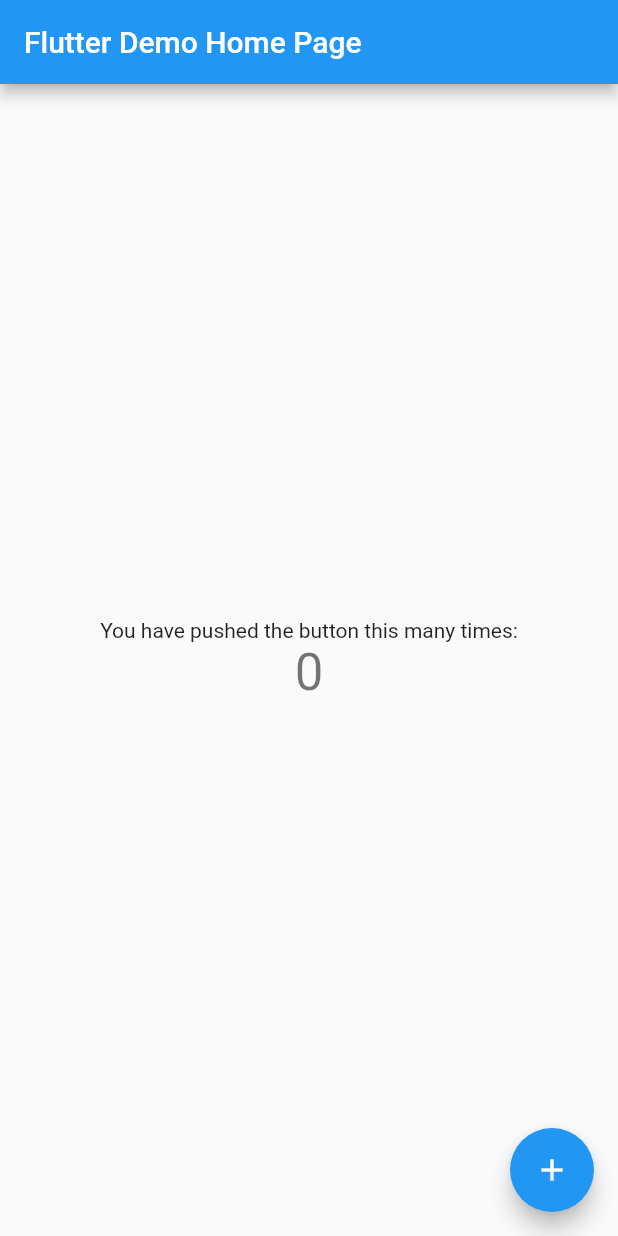
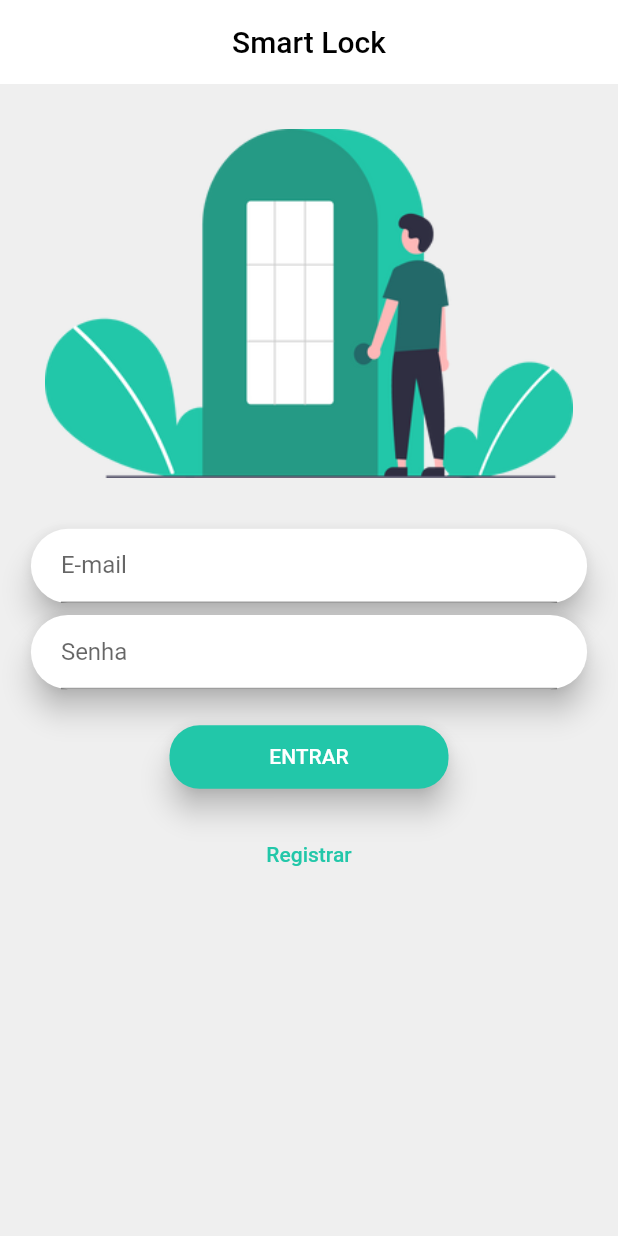
Before and after one commit to LucianoContri/AplicativoSmartLock-ProjetoTCC, a Flutter app: the screen it shows after launch, on a phone screen of 412 x 824 dp. Run offline on Flutter 3.47's test engine with Material 2 defaults, Android fonts, the phone set to English and light mode, and no system bars.

Commit message:
Adicionado tela e sistema de autenticação com o firebase

```diff
--- /dev/null
+++ b/smartlock/lib/components/AuthForm.dart
@@ -0,0 +1,210 @@
+import 'package:flutter/material.dart';
+import 'package:provider/provider.dart';
+import 'package:smartlock/exceptions/AuthException.dart';
+import 'package:smartlock/models/Auth.dart';
+
+enum AuthMode { Signup, Login }
+
+class AuthForm extends StatefulWidget {
+  const AuthForm({Key? key}) : super(key: key);
+
+  @override
+  State<AuthForm> createState() => _AuthFormState();
+}
+
+class _AuthFormState extends State<AuthForm> {
+  final _passwordController = TextEditingController();
+  final _formKeyEmail = GlobalKey<FormState>();
+  final _formKeyPassword = GlobalKey<FormState>();
+  final _formKeyConfirm = GlobalKey<FormState>();
+  bool _isLoading = false;
+  AuthMode _authMode = AuthMode.Login;
+  Map<String, String> _AuthData = {
+    'email': '',
+    'password': '',
+  };
+
+  bool _isLogin() => _authMode == AuthMode.Login;
+  bool _isSignup() => _authMode == AuthMode.Signup;
+
+  void _SwitchAuthMode() {
+    setState(() {
+      if (_isLogin()) {
+        _authMode = AuthMode.Signup;
+      } else {
+        _authMode = AuthMode.Login;
+      }
+    });
+  }
+
+  void _showErrorDialog(String mensagem) {
+    showDialog(
+      context: context,
+      builder: (ctx) => AlertDialog(
+        title: Text(''),
+        content: Text(mensagem),
+        actions: [
+          TextButton(
+            onPressed: () => Navigator.of(context).pop(),
+            child: Text('Fechar'),
+          )
+        ],
+      ),
+    );
+  }
+
+  Future<void> _submit() async {
+    final isEmailValid = _formKeyEmail.currentState?.validate() ?? false;
+    final isPasswordValid = _formKeyPassword.currentState?.validate() ?? false;
+    final isConfirmValid = _formKeyConfirm.currentState?.validate() ?? false;
+
+    final isValidLogin = isEmailValid && isPasswordValid;
+    final isValidSignup = isConfirmValid && isEmailValid && isPasswordValid;
+
+    setState(() => _isLoading = true);
+
+    _formKeyEmail.currentState?.save();
+    _formKeyPassword.currentState?.save();
+    _formKeyConfirm.currentState?.save();
+    Auth auth = Provider.of(context, listen: false);
+
+    try {
+      if (_isLogin() && isValidLogin) {
+        await auth.login(
+          _AuthData['email']!,
+          _AuthData['password']!,
+        );
+      } else if (_isSignup() && isValidSignup) {
+        await auth.signup(
+          _AuthData['email']!,
+          _AuthData['password']!,
+        );
+      }
+    } on AuthException catch (error) {
+      _showErrorDialog(error.toString());
+    } catch (error) {
+      _showErrorDialog('Ocorreu um erro, é a vida!');
+    }
+
+    setState(() => _isLoading = false);
+  }
+
+  @override
+  Widget build(BuildContext context) {
+    final deviceSize = MediaQuery.of(context).size;
+
+    return Column(
+      children: [
+        Card(
+          elevation: 8,
+          shape:
+              RoundedRectangleBorder(borderRadius: BorderRadius.circular(25)),
+          child: Form(
+            key: _formKeyEmail,
+            child: Container(
+              height: deviceSize.width * 0.12,
+              width: deviceSize.width * 0.90,
+              padding: const EdgeInsets.fromLTRB(20, 0, 20, 0),
+              child: TextFormField(
+                decoration: InputDecoration(labelText: 'E-mail'),
+                keyboardType: TextInputType.emailAddress,
+                onSaved: (email) => _AuthData['email'] = email ?? '',
+                validator: (_email) {
+                  final email = _email ?? '';
+                  if (email.trim().isEmpty || !email.contains('@')) {
+                    return 'E-mail inválido';
+                  }
+                  return null;
+                },
+              ),
+            ),
+          ),
+        ),
+        Card(
+          elevation: 8,
+          shape:
+              RoundedRectangleBorder(borderRadius: BorderRadius.circular(25)),
+          child: Form(
+            key: _formKeyPassword,
+            child: Container(
+              height: deviceSize.width * 0.12,
+              width: deviceSize.width * 0.90,
+              padding: const EdgeInsets.fromLTRB(20, 0, 20, 0),
+              child: TextFormField(
+                  decoration: InputDecoration(labelText: 'Senha'),
+                  keyboardType: TextInputType.emailAddress,
+                  obscureText: true,
+                  controller: _passwordController,
+                  onSaved: (senha) => _AuthData['password'] = senha ?? '',
+                  validator: (_password) {
+                    final password = _password ?? '';
+                    if (password.isEmpty || password.length < 5) {
+                      return 'informe uma senha válida';
+                    }
+                    return null;
+                  }),
+            ),
+          ),
+        ),
+        if (_isSignup())
+          Card(
+            elevation: 8,
+            shape:
+                RoundedRectangleBorder(borderRadius: BorderRadius.circular(25)),
+            child: Form(
+              key: _formKeyConfirm,
+              child: Container(
+                height: deviceSize.width * 0.12,
+                width: deviceSize.width * 0.90,
+                padding: const EdgeInsets.fromLTRB(20, 0, 0, 0),
+                child: TextFormField(
+                  decoration: InputDecoration(labelText: 'Confirmar Senha'),
+                  keyboardType: TextInputType.emailAddress,
+                  obscureText: true,
+                  validator: _isLogin()
+                      ? null
+                      : (_password) {
+                          final password = _password ?? '';
+                          if (password != _passwordController.text) {
+                            return "Senhas informadas não correspondem";
+                          }
+                          return null;
+                        },
+                ),
+              ),
+            ),
+          ),
+        if (_isLoading)
+          const Padding(
+            padding: EdgeInsets.fromLTRB(0, 40, 0, 0),
+            child: CircularProgressIndicator(),
+          )
+        else
+          Container(
+            height: deviceSize.width * 0.20,
+            width: deviceSize.width * 0.50,
+            padding: const EdgeInsets.symmetric(
+              horizontal: 10,
+              vertical: 20,
+            ),
+            child: ElevatedButton(
+              onPressed: _submit,
+              child: Text(
+                _authMode == AuthMode.Login ? 'ENTRAR' : 'REGISTRAR',
+              ),
+              style: ElevatedButton.styleFrom(
+                elevation: 8,
+                shape: RoundedRectangleBorder(
+                    borderRadius: BorderRadius.circular(20)),
+              ),
+            ),
+          ),
+        if (!_isLoading)
+          TextButton(
+            onPressed: _SwitchAuthMode,
+            child: Text(_isLogin() ? 'Registrar' : 'Já Possuo Conta'),
+          ),
+      ],
+    );
+  }
+}
--- /dev/null
+++ b/smartlock/lib/exceptions/AuthException.dart
@@ -0,0 +1,20 @@
+class AuthException implements Exception {
+  static const Map<String, String> errors = {
+    'EMAIL_EXISTS': 'E-mail já cadastrado.',
+    'OPERATION_NOT_ALLOWED': 'Operação não permitida!',
+    'TOO_MANY_ATTEMPTS_TRY_LATER': 'Muitos erros, tente mais tarde.',
+    'EMAIL_NOT_FOUND': 'E-mail não foi encontrado.',
+    'INVALID_PASSWORD': 'Senha incorreta.',
+    'USER_DISABLED': 'Conta desabilitada.',
+  };
+
+  final String key;
+
+  AuthException(this.key);
+
+  @override
+  String toString() {
+    // TODO: implement toString
+    return errors[key] ?? 'Algo de errado não está certo';
+  }
+}
--- a/smartlock/lib/main.dart
+++ b/smartlock/lib/main.dart
@@ -1,4 +1,10 @@
 import 'package:flutter/material.dart';
+import 'package:smartlock/models/Auth.dart';
+import 'package:smartlock/pages/AuthOrHome.dart';
+import 'package:smartlock/pages/AuthScreen.dart';
+import 'package:smartlock/pages/HomePage.dart';
+import 'utils/app_routes.dart';
+import 'package:provider/provider.dart';
 
 void main() {
   runApp(const MyApp());
@@ -7,109 +13,42 @@
 class MyApp extends StatelessWidget {
   const MyApp({Key? key}) : super(key: key);
 
-  // This widget is the root of your application.
   @override
   Widget build(BuildContext context) {
-    return MaterialApp(
-      title: 'Flutter Demo',
-      theme: ThemeData(
-        // This is the theme of your application.
-        //
-        // Try running your application with "flutter run". You'll see the
-        // application has a blue toolbar. Then, without quitting the app, try
-        // changing the primarySwatch below to Colors.green and then invoke
-        // "hot reload" (press "r" in the console where you ran "flutter run",
-        // or simply save your changes to "hot reload" in a Flutter IDE).
-        // Notice that the counter didn't reset back to zero; the application
-        // is not restarted.
-        primarySwatch: Colors.blue,
-      ),
-      home: const MyHomePage(title: 'Flutter Demo Home Page'),
+    final ThemeData Tema = ThemeData();
+    return MultiProvider(
+      providers: [
+        ChangeNotifierProvider(
+          create: (_) => Auth(),
+        ),
+      ],
+      child: MaterialApp(
+          routes: {
+            AppRoutes.AuthOrHome: (ctx) => AuthOrHome(),
+          },
+          theme: Tema.copyWith(
+              colorScheme: Tema.colorScheme.copyWith(
+                primary: Color.fromARGB(255, 34, 199, 169),
+                secondary: Colors.red,
+              ),
+              // textTheme: Tema.textTheme.copyWith(
+              //     headline6: const TextStyle(
+              //   fontFamily: 'OpenSans',
+              //   fontSize: 18,
+              //   fontWeight: FontWeight.bold,
+              //   color: Colors.black,
+              // )),
+              appBarTheme: const AppBarTheme(
+                elevation: 0,
+                backgroundColor: Colors.white,
+                foregroundColor: Colors.black,
+                centerTitle: true,
+                // titleTextStyle: TextStyle(
+                //   fontFamily: 'OpenSans',
+                //   fontSize: 20,
+                //   fontWeight: FontWeight.bold,
+                // ),
+              ))),
     );
   }
 }
-
-class MyHomePage extends StatefulWidget {
-  const MyHomePage({Key? key, required this.title}) : super(key: key);
-
-  // This widget is the home page of your application. It is stateful, meaning
-  // that it has a State object (defined below) that contains fields that affect
-  // how it looks.
-
-  // This class is the configuration for the state. It holds the values (in this
-  // case the title) provided by the parent (in this case the App widget) and
-  // used by the build method of the State. Fields in a Widget subclass are
-  // always marked "final".
-
-  final String title;
-
-  @override
-  State<MyHomePage> createState() => _MyHomePageState();
-}
-
-class _MyHomePageState extends State<MyHomePage> {
-  int _counter = 0;
-
-  void _incrementCounter() {
-    setState(() {
-      // This call to setState tells the Flutter framework that something has
-      // changed in this State, which causes it to rerun the build method below
-      // so that the display can reflect the updated values. If we changed
-      // _counter without calling setState(), then the build method would not be
-      // called again, and so nothing would appear to happen.
-      _counter++;
-    });
-  }
-
-  @override
-  Widget build(BuildContext context) {
-    // This method is rerun every time setState is called, for instance as done
-    // by the _incrementCounter method above.
-    //
-    // The Flutter framework has been optimized to make rerunning build methods
-    // fast, so that you can just rebuild anything that needs updating rather
-    // than having to individually change instances of widgets.
-    return Scaffold(
-      appBar: AppBar(
-        // Here we take the value from the MyHomePage object that was created by
-        // the App.build method, and use it to set our appbar title.
-        title: Text(widget.title),
-      ),
-      body: Center(
-        // Center is a layout widget. It takes a single child and positions it
-        // in the middle of the parent.
-        child: Column(
-          // Column is also a layout widget. It takes a list of children and
-          // arranges them vertically. By default, it sizes itself to fit its
-          // children horizontally, and tries to be as tall as its parent.
-          //
-          // Invoke "debug painting" (press "p" in the console, choose the
-          // "Toggle Debug Paint" action from the Flutter Inspector in Android
-          // Studio, or the "Toggle Debug Paint" command in Visual Studio Code)
-          // to see the wireframe for each widget.
-          //
-          // Column has various properties to control how it sizes itself and
-          // how it positions its children. Here we use mainAxisAlignment to
-          // center the children vertically; the main axis here is the vertical
-          // axis because Columns are vertical (the cross axis would be
-          // horizontal).
-          mainAxisAlignment: MainAxisAlignment.center,
-          children: <Widget>[
-            const Text(
-              'You have pushed the button this many times:',
-            ),
-            Text(
-              '$_counter',
-              style: Theme.of(context).textTheme.headline4,
-            ),
-          ],
-        ),
-      ),
-      floatingActionButton: FloatingActionButton(
-        onPressed: _incrementCounter,
-        tooltip: 'Increment',
-        child: const Icon(Icons.add),
-      ), // This trailing comma makes auto-formatting nicer for build methods.
-    );
-  }
-}
--- /dev/null
+++ b/smartlock/lib/pages/AuthOrHome.dart
@@ -0,0 +1,17 @@
+import 'package:flutter/material.dart';
+import 'package:provider/provider.dart';
+import 'package:smartlock/pages/AuthScreen.dart';
+import 'package:smartlock/pages/HomePage.dart';
+
+import '../models/Auth.dart';
+
+class AuthOrHome extends StatelessWidget {
+  const AuthOrHome({Key? key}) : super(key: key);
+
+  @override
+  Widget build(BuildContext context) {
+    Auth auth = Provider.of(context);
+
+    return auth.isAuth ? HomePage() : AuthScreen();
+  }
+}
--- /dev/null
+++ b/smartlock/lib/pages/AuthScreen.dart
@@ -0,0 +1,27 @@
+import 'package:flutter/material.dart';
+import 'package:smartlock/components/AuthForm.dart';
+
+class AuthScreen extends StatelessWidget {
+  const AuthScreen({Key? key}) : super(key: key);
+
+  @override
+  Widget build(BuildContext context) {
+    return Scaffold(
+      backgroundColor: Color.fromARGB(255, 239, 239, 239),
+      appBar: AppBar(
+        title: const Text('Smart Lock'),
+      ),
+      body: Column(
+        children: [
+          Padding(
+            padding: const EdgeInsets.all(30.0),
+            child: Container(
+              child: Image.asset('assets/images/icon2.png'),
+            ),
+          ),
+          AuthForm(),
+        ],
+      ),
+    );
+  }
+}
--- /dev/null
+++ b/smartlock/lib/utils/app_routes.dart
@@ -0,0 +1,5 @@
+import 'package:smartlock/pages/AuthOrHome.dart';
+
+class AppRoutes {
+  static const AuthOrHome = '/';
+}
```
Also changed, not shown: smartlock/lib/models/Auth.dart (added, +67 -0 lines), smartlock/lib/pages/HomePage.dart (added, +14 -0 lines), smartlock/pubspec.yaml (+4 -4 lines), smartlock/assets/images/icon1.png (added), smartlock/assets/images/icon2.png (added), smartlock/assets/images/icon3.jpg (added), smartlock/pubspec.lock.
